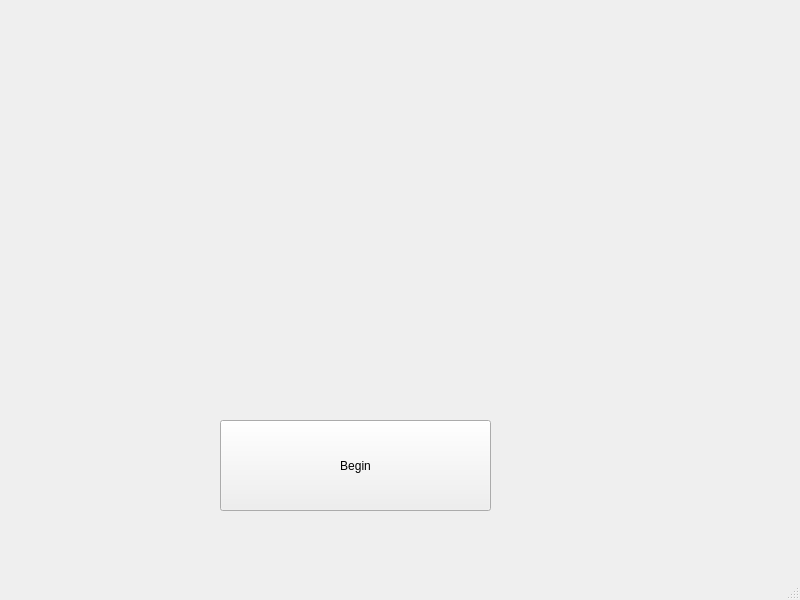
Old version of the form SchoolInvaders/mainwindow.ui in the repository jclehner18/School_Invasion.
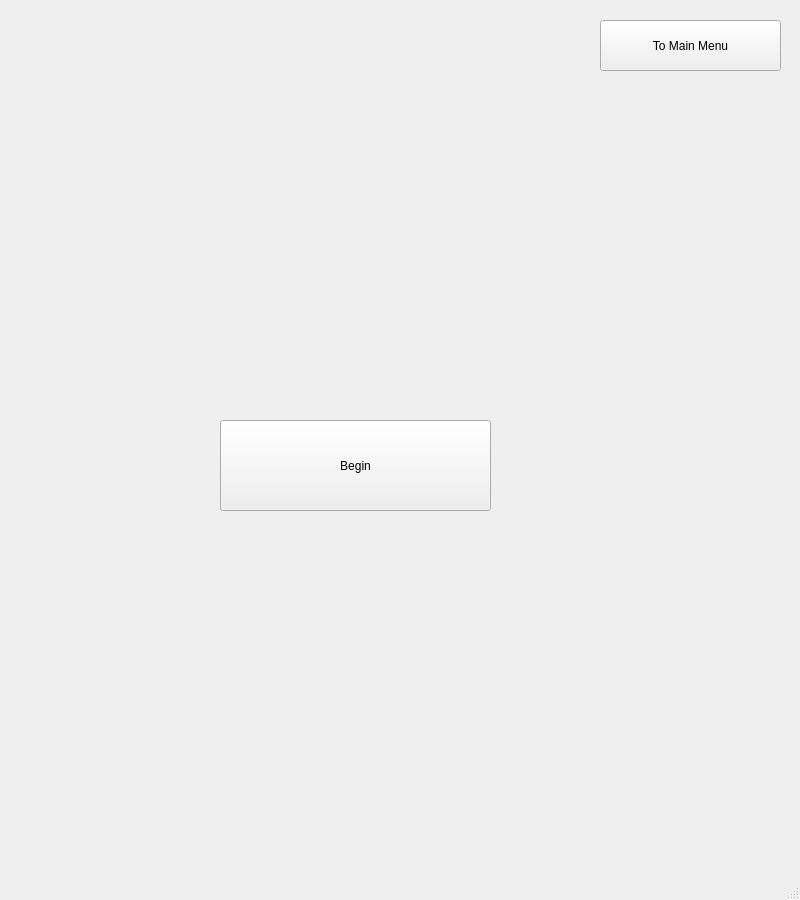
New version of the form.

```diff
--- a/SchoolInvaders/mainwindow.ui
+++ b/SchoolInvaders/mainwindow.ui
@@ -7,7 +7,7 @@
     <x>0</x>
     <y>0</y>
     <width>800</width>
-    <height>600</height>
+    <height>900</height>
    </rect>
   </property>
   <property name="windowTitle">
@@ -30,6 +30,22 @@
      <bool>false</bool>
     </property>
    </widget>
+   <widget class="QPushButton" name="Mainbut">
+    <property name="geometry">
+     <rect>
+      <x>600</x>
+      <y>20</y>
+      <width>181</width>
+      <height>51</height>
+     </rect>
+    </property>
+    <property name="text">
+     <string>To Main Menu</string>
+    </property>
+    <property name="autoExclusive">
+     <bool>false</bool>
+    </property>
+   </widget>
   </widget>
   <widget class="QMenuBar" name="menubar">
    <property name="geometry">
```
